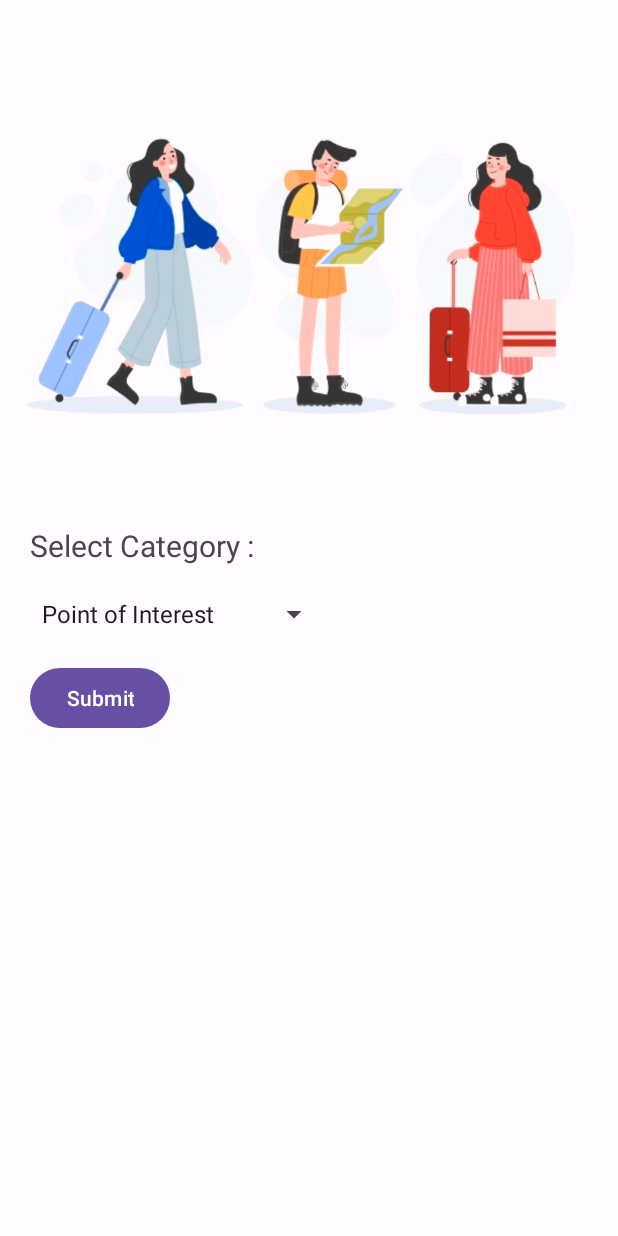
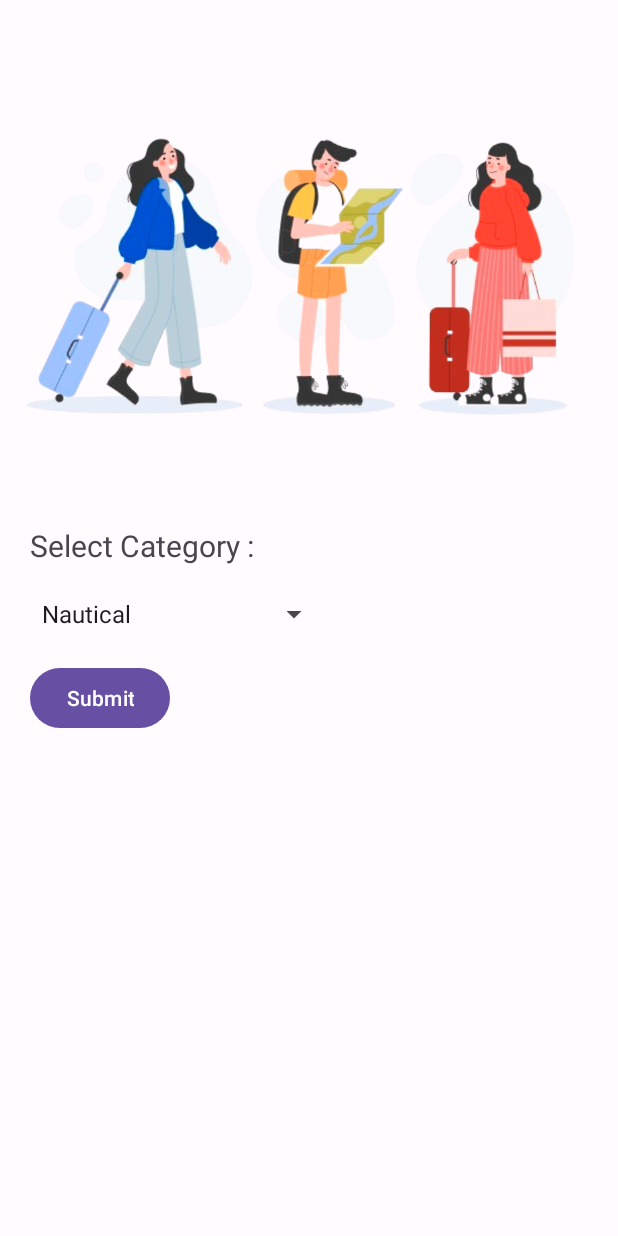
Before and after one commit to jobanull/DestifindApp, an Android app: the CategoryActivity screen opened directly, with no data from a screen before it, on a phone screen of 412 x 824 dp. Run offline under Robolectric (Android 15) with nearby library versions, the phone set to English and light mode, and no system bars.

Commit message:
Final Revision v1

```diff
--- a/MobileDevelopment/app/src/main/java/com/example/mobiledevelopment/ui/category/CategoryActivity.kt
+++ b/MobileDevelopment/app/src/main/java/com/example/mobiledevelopment/ui/category/CategoryActivity.kt
@@ -37,11 +37,9 @@ class CategoryActivity : AppCompatActivity() {
         val spinner: Spinner = binding.spinnerCategories
         val categories = resources.getStringArray(R.array.category_array)
         val categoryLabels = mapOf(
-            "point_of_interest" to "Point of Interest",
-            "amusement_park" to "Amusement Park",
-            "tourist_attraction" to "Tourist Attraction",
-            "restaurant" to "Restaurant",
-            "art_gallery" to "Art Gallery"
+            "bahari" to "Nautical",
+            "budaya" to "Culture",
+            "taman_hiburan" to "Amusment Park",
         )
         val button: Button = binding.buttonCategory
 
--- a/MobileDevelopment/app/src/main/java/com/example/mobiledevelopment/ui/maps/MapsActivity.kt
+++ b/MobileDevelopment/app/src/main/java/com/example/mobiledevelopment/ui/maps/MapsActivity.kt
@@ -134,7 +134,6 @@ class MapsActivity : AppCompatActivity(), OnMapReadyCallback {
     private fun addManyMarker() {
         mapsViewModel.listDst.observe(this) {data ->
             data.forEach { data ->
-
                 val latLng = LatLng(data.lat, data.lon)
                 mMap.addMarker(
                     MarkerOptions()
--- a/MobileDevelopment/app/src/main/res/values/arrays.xml
+++ b/MobileDevelopment/app/src/main/res/values/arrays.xml
@@ -1,20 +1,11 @@
 <?xml version="1.0" encoding="utf-8"?>
 <resources>
-<!--    <string-array name="category_array">-->
-<!--        <item>Bahari</item>-->
-<!--        <item>Budaya</item>-->
-<!--        <item>Taman Hiburan</item>-->
-<!--        <item>Cagar Alam</item>-->
-<!--        <item>Pusat Perbelanjaan</item>-->
-<!--        <item>Tempat Ibadah</item>-->
-<!--    </string-array>-->
     <string-array name="category_array">
-        <item>point_of_interest</item>
-        <item>amusement_park</item>
-        <item>tourist_attraction</item>
-        <item>restaurant</item>
-        <item>art_gallery</item>
+        <item>bahari</item>
+        <item>budaya</item>
+        <item>taman_hiburan</item>
     </string-array>
+
 
     <string-array name="age_array">
         <item>18</item>
```
Also changed, not shown: MobileDevelopment/app/src/main/java/com/example/mobiledevelopment/data/UserRepository.kt (+15 -8 lines), MobileDevelopment/app/src/main/java/com/example/mobiledevelopment/data/response/AgeResponse.kt (deleted, +0 -8 lines), MobileDevelopment/app/src/main/java/com/example/mobiledevelopment/data/response/CategoryResponse.kt (deleted, +0 -8 lines), MobileDevelopment/app/src/main/java/com/example/mobiledevelopment/data/response/DestinationResponse.kt (+9 -16 lines), MobileDevelopment/app/src/main/java/com/example/mobiledevelopment/data/retrofit/ApiService.kt (+11 -21 lines), MobileDevelopment/app/src/main/java/com/example/mobiledevelopment/ui/main/MainViewModel.kt (+8 -2 lines).
